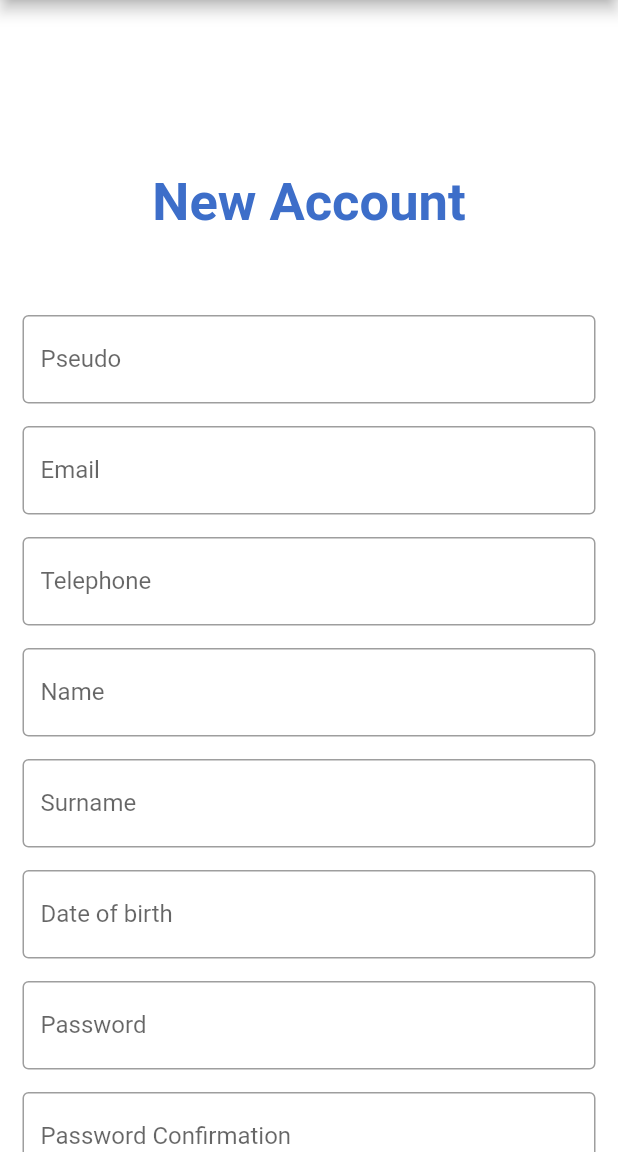
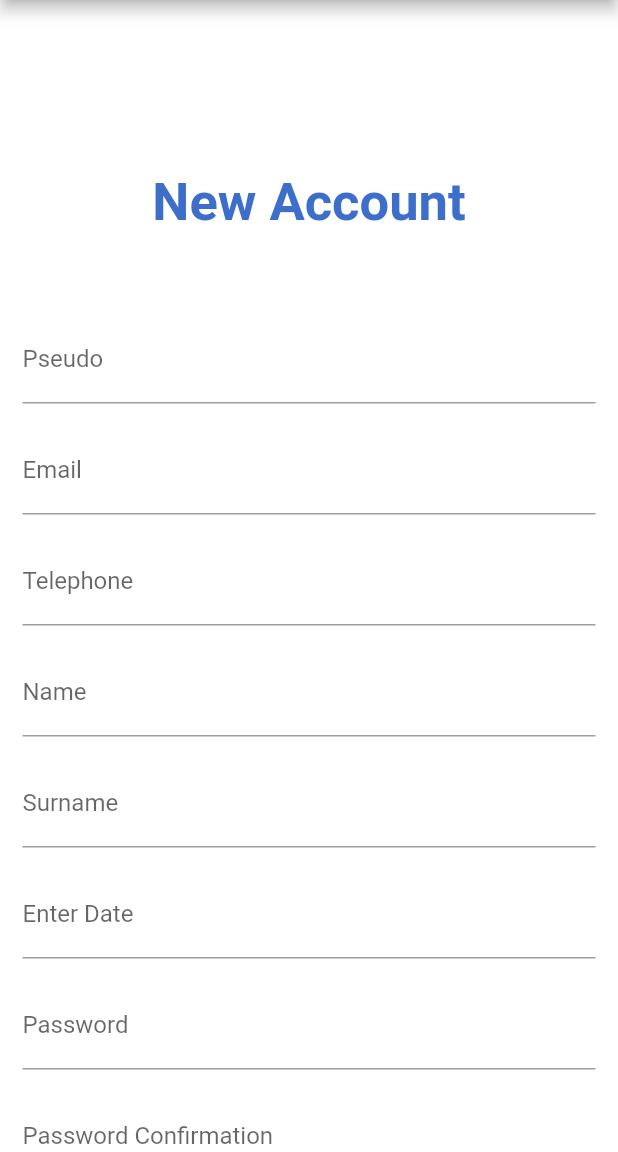
Before and after one commit to MohammadouSadjo/WriteMeMobile, a Flutter app: the Account screen opened directly, on a phone screen of 412 x 824 dp, the part 84-1236 px from its top. Run offline on Flutter 3.47's test engine with Material 2 defaults, Android fonts, the phone set to English and light mode, and no system bars; our stand-ins replace splashscreen.

Commit message:
Update CreeateAccount

```diff
--- a/lib/create_account.dart
+++ b/lib/create_account.dart
@@ -1,5 +1,6 @@
 import 'package:flutter/material.dart';
 import 'package:write_me/login.dart';
+import 'package:intl/intl.dart';
 
 import 'home.dart';
 
@@ -27,6 +28,14 @@
 }
 
 class _Account extends State<Account> {
+  TextEditingController dateInput = TextEditingController();
+
+  @override
+  void initState() {
+    dateInput.text = ""; //set the initial value of text field
+    super.initState();
+  }
+
   @override
   Widget build(BuildContext context) {
     return Scaffold(
@@ -65,7 +74,7 @@
               padding: EdgeInsets.symmetric(horizontal: 15),
               child: TextField(
                 decoration: InputDecoration(
-                    border: OutlineInputBorder(),
+                    //border: OutlineInputBorder(),
                     labelText: 'Pseudo',
                     hintText: 'Enter valid pseudo'),
               ),
@@ -76,7 +85,7 @@
                   EdgeInsets.only(left: 15.0, right: 15.0, top: 15, bottom: 0),
               child: TextField(
                 decoration: InputDecoration(
-                    border: OutlineInputBorder(),
+                    //border: OutlineInputBorder(),
                     labelText: 'Email',
                     hintText: 'Enter valid email'),
               ),
@@ -87,7 +96,7 @@
                   EdgeInsets.only(left: 15.0, right: 15.0, top: 15, bottom: 0),
               child: TextField(
                 decoration: InputDecoration(
-                    border: OutlineInputBorder(),
+                    //border: OutlineInputBorder(),
                     labelText: 'Telephone',
                     hintText: 'Enter valid phone number'),
               ),
@@ -98,7 +107,7 @@
                   EdgeInsets.only(left: 15.0, right: 15.0, top: 15, bottom: 0),
               child: TextField(
                 decoration: InputDecoration(
-                    border: OutlineInputBorder(),
+                    //border: OutlineInputBorder(),
                     labelText: 'Name',
                     hintText: 'Enter your name'),
               ),
@@ -109,20 +118,46 @@
                   EdgeInsets.only(left: 15.0, right: 15.0, top: 15, bottom: 0),
               child: TextField(
                 decoration: InputDecoration(
-                    border: OutlineInputBorder(),
+                    //border: OutlineInputBorder(),
                     labelText: 'Surname',
                     hintText: 'Enter your surname'),
               ),
             ),
-            const Padding(
+            Padding(
               //padding: const EdgeInsets.only(left:15.0,right: 15.0,top:0,bottom: 0),
-              padding:
-                  EdgeInsets.only(left: 15.0, right: 15.0, top: 15, bottom: 0),
+              padding: const EdgeInsets.only(
+                  left: 15.0, right: 15.0, top: 15, bottom: 0),
               child: TextField(
-                decoration: InputDecoration(
-                    border: OutlineInputBorder(),
-                    labelText: 'Date of birth',
-                    hintText: 'Enter your day of birth'),
+                controller: dateInput,
+                //editing controller of this TextField
+                decoration: const InputDecoration(
+                    //border: OutlineInputBorder(),
+                    //icon: Icon(Icons.calendar_today), //icon of text field
+                    labelText: "Enter Date" //label text of field
+                    ),
+                readOnly: true,
+                //set it true, so that user will not able to edit text
+                onTap: () async {
+                  DateTime? pickedDate = await showDatePicker(
+                      context: context,
+                      initialDate: DateTime.now(),
+                      firstDate: DateTime(1950),
+                      //DateTime.now() - not to allow to choose before today.
+                      lastDate: DateTime(2100));
+
+                  if (pickedDate != null) {
+                    print(
+                        pickedDate); //pickedDate output format => 2021-03-10 00:00:00.000
+                    String formattedDate =
+                        DateFormat('yyyy-MM-dd').format(pickedDate);
+                    print(
+                        formattedDate); //formatted date output using intl package =>  2021-03-16
+                    setState(() {
+                      dateInput.text =
+                          formattedDate; //set output date to TextField value.
+                    });
+                  } else {}
+                },
               ),
             ),
             const Padding(
@@ -132,7 +167,7 @@
               child: TextField(
                 obscureText: true,
                 decoration: InputDecoration(
-                    border: OutlineInputBorder(),
+                    //border: OutlineInputBorder(),
                     labelText: 'Password',
                     hintText: 'Enter secure password'),
               ),
@@ -144,7 +179,7 @@
               child: TextField(
                 obscureText: true,
                 decoration: InputDecoration(
-                    border: OutlineInputBorder(),
+                    //border: OutlineInputBorder(),
                     labelText: 'Password Confirmation',
                     hintText: 'Enter secure password'),
               ),
--- a/lib/login.dart
+++ b/lib/login.dart
@@ -65,7 +65,7 @@
               padding: EdgeInsets.symmetric(horizontal: 15),
               child: TextField(
                 decoration: InputDecoration(
-                    border: OutlineInputBorder(),
+                    //border: OutlineInputBorder(),
                     labelText: 'Pseudo/Email',
                     hintText: 'Enter valid pseudo/email'),
               ),
@@ -77,7 +77,7 @@
               child: TextField(
                 obscureText: true,
                 decoration: InputDecoration(
-                    border: OutlineInputBorder(),
+                    //border: OutlineInputBorder(),
                     labelText: 'Password',
                     hintText: 'Enter secure password'),
               ),
--- a/pubspec.yaml
+++ b/pubspec.yaml
@@ -48,6 +48,7 @@
   # package. See that file for information about deactivating specific lint
   # rules and activating additional ones.
   flutter_lints: ^2.0.0
+  intl: ^0.17.0
 
 # For information on the generic Dart part of this file, see the
 # following page: https://dart.dev/tools/pub/pubspec
```
Also changed, not shown: pubspec.lock.
